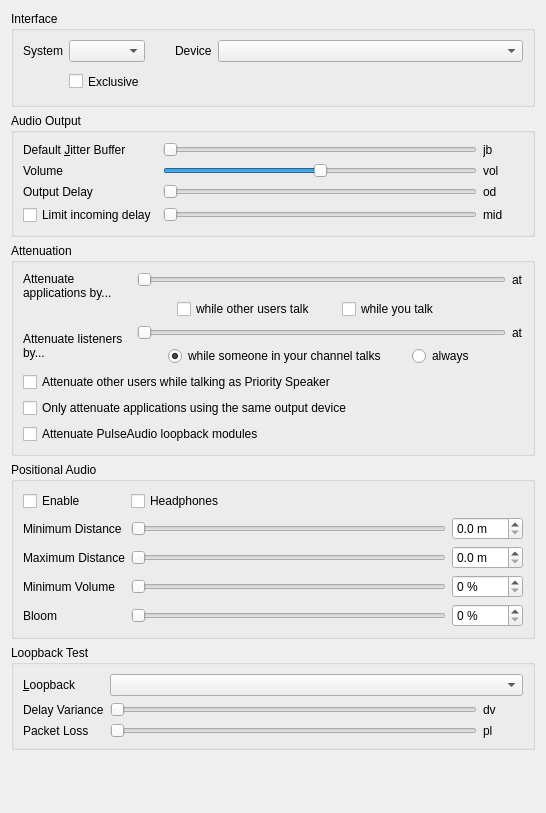
d3adb5/mumble, file src/mumble/AudioOutput.ui: the form before one commit.
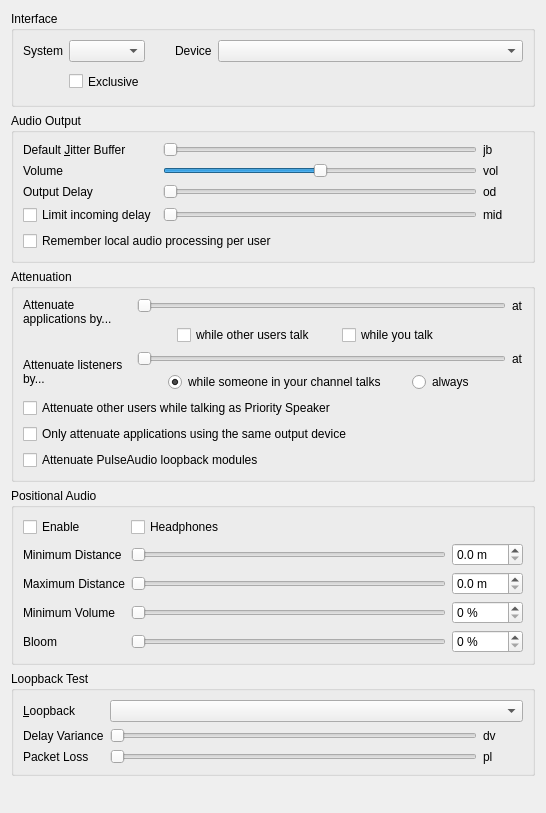
The form after the commit. Custom widgets are drawn as their Qt base class.

Commit message: FIX(client): Make per-user local audio processing stick

Patch:
```diff
--- a/src/mumble/AudioOutput.ui
+++ b/src/mumble/AudioOutput.ui
@@ -301,6 +301,19 @@
         </property>
        </widget>
       </item>
+      <item row="4" column="0" colspan="3">
+       <widget class="QCheckBox" name="qcbPersistLocalAudioProcessing">
+        <property name="toolTip">
+         <string>Remember the per-user local audio processing across restarts</string>
+        </property>
+        <property name="whatsThis">
+         <string>&lt;b&gt;This remembers the per-user local audio processing across restarts.&lt;/b&gt;&lt;br /&gt;The local noise suppression and signal-to-noise based amplification configured for individual users (via their context menu) normally only last for the current session. With this option enabled they are stored, keyed by the user's certificate, and applied again whenever that user is encountered.</string>
+        </property>
+        <property name="text">
+         <string>Remember local audio processing per user</string>
+        </property>
+       </widget>
+      </item>
       <item row="3" column="2">
        <widget class="QLabel" name="qlMaxIncomingDelay">
         <property name="minimumSize">
```
The commit also changes 7 other files.
